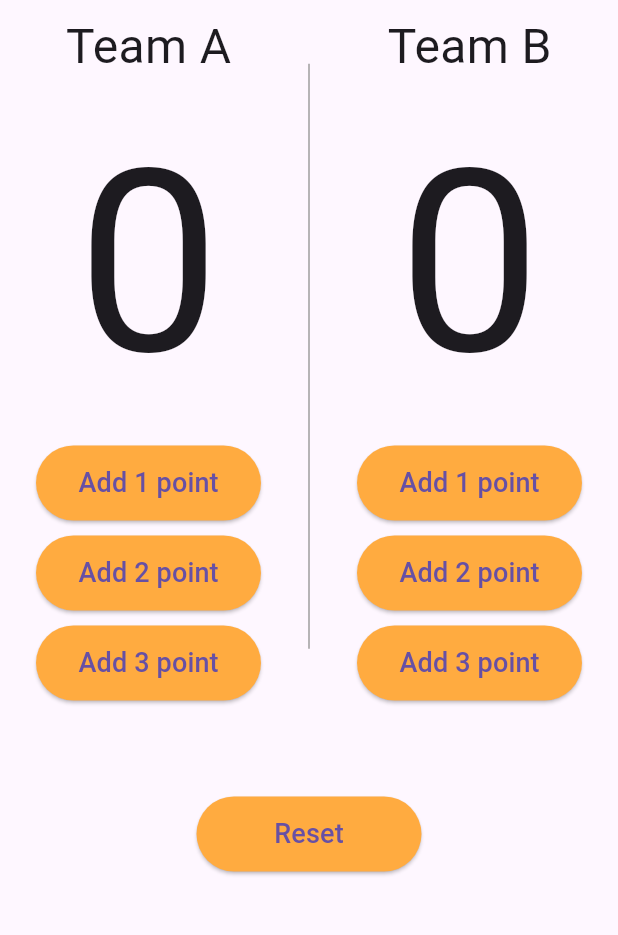
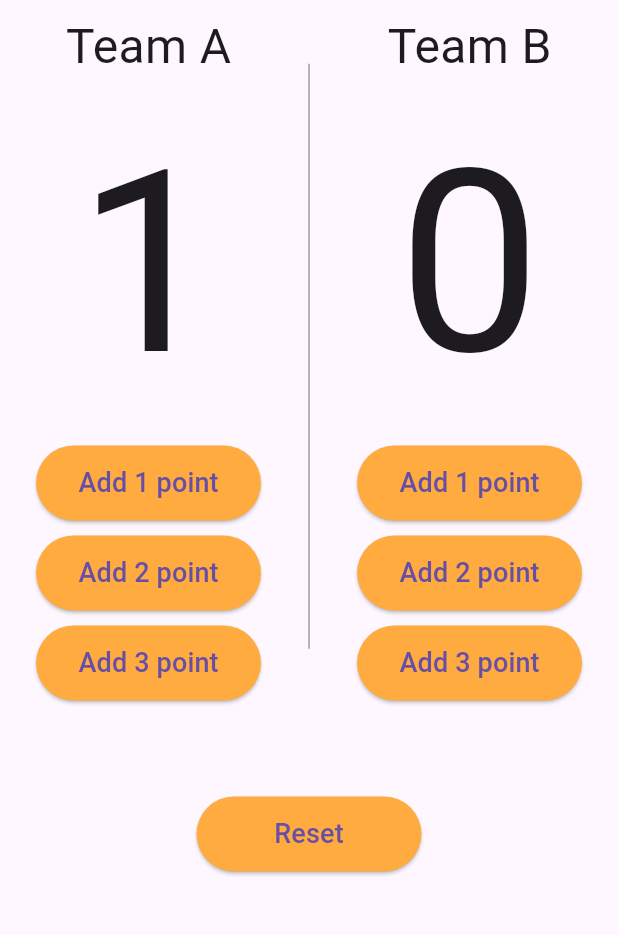
Before and after one commit to m7mdragab74/points_counter, a Flutter app: the screen it shows after launch, after a tap on "Add 1 point", on a phone screen of 412 x 824 dp, the part 84-1019 px from its top. Run offline on Flutter 3.47's test engine with Material 3 defaults, Android fonts, the phone set to English and light mode, and no system bars; our stand-ins replace flutter_bloc.

```diff
--- a/lib/cubit/counter_cubit.dart
+++ b/lib/cubit/counter_cubit.dart
@@ -2,7 +2,7 @@ import 'package:flutter_bloc/flutter_bloc.dart';
 import 'package:points_counter/cubit/counter_state.dart';
 
 class CounterCubit extends Cubit<CounterState> {
-  CounterCubit() : super(CounterInitial());
+  CounterCubit() : super(CounterAIncrementState());
   int teamAPoints = 0;
 
   int teamBPoints = 0;
@@ -11,9 +11,13 @@ class CounterCubit extends Cubit<CounterState> {
     if (team == 'A') {
       teamAPoints += bottomNumber;
       emit(CounterAIncrementState());
-    } else {
+    } else if (team == 'B') {
       teamBPoints += bottomNumber;
       emit(CounterBIncrementState());
+    } else {
+      teamAPoints = 0;
+      teamBPoints = 0;
+      emit(CounterResetState());
     }
   }
 }
--- a/lib/cubit/counter_state.dart
+++ b/lib/cubit/counter_state.dart
@@ -1,7 +1,7 @@
 abstract class CounterState {}
-
-class CounterInitial extends CounterState {}
 
 class CounterAIncrementState extends CounterState {}
 
 class CounterBIncrementState extends CounterState {}
+
+class CounterResetState extends CounterState {}
--- a/lib/views/counter.dart
+++ b/lib/views/counter.dart
@@ -6,20 +6,12 @@ import 'package:points_counter/widget/custom_add_point_bottom.dart';
 import 'package:points_counter/widget/head_text.dart';
 
 class CounterView extends StatelessWidget {
-  CounterView({super.key});
-  int teamAPoints = 0;
-  int teamBPoints = 0;
+  const CounterView({super.key});
 
   @override
   Widget build(BuildContext context) {
     return BlocConsumer<CounterCubit, CounterState>(
-      listener: (context, state) {
-        if (state is CounterAIncrementState) {
-          teamAPoints = BlocProvider.of<CounterCubit>(context).teamAPoints;
-        } else {
-          teamBPoints = BlocProvider.of<CounterCubit>(context).teamBPoints;
-        }
-      },
+      listener: (context, state) {},
       builder: (context, state) {
         return Scaffold(
           appBar: AppBar(
@@ -43,28 +35,37 @@ class CounterView extends StatelessWidget {
                         title: 'Team A',
                       ),
                       Text(
-                        '$teamAPoints',
-                        style: TextStyle(
+                        '${BlocProvider.of<CounterCubit>(context).teamAPoints}',
+                        style: const TextStyle(
                           fontSize: 170,
                         ),
                       ),
                       CustomAddPointBottom(
                         title: 'Add 1 point',
-                        onPressed: () {},
+                        onPressed: () {
+                          BlocProvider.of<CounterCubit>(context)
+                              .teamIncrement(team: 'A', bottomNumber: 1);
+                        },
                       ),
                       const SizedBox(
                         height: 10,
                       ),
                       CustomAddPointBottom(
                         title: 'Add 2 point',
-                        onPressed: () {},
+                        onPressed: () {
+                          BlocProvider.of<CounterCubit>(context)
+                              .teamIncrement(team: 'A', bottomNumber: 2);
+                        },
                       ),
                       const SizedBox(
                         height: 10,
                       ),
                       CustomAddPointBottom(
                         title: 'Add 3 point',
-                        onPressed: () {},
+                        onPressed: () {
+                          BlocProvider.of<CounterCubit>(context)
+                              .teamIncrement(team: 'A', bottomNumber: 3);
+                        },
                       ),
                     ],
                   ),
@@ -85,28 +86,37 @@ class CounterView extends StatelessWidget {
                         title: 'Team B',
                       ),
                       Text(
-                        '$teamBPoints',
-                        style: TextStyle(
+                        '${BlocProvider.of<CounterCubit>(context).teamBPoints}',
+                        style: const TextStyle(
                           fontSize: 170,
                         ),
                       ),
                       CustomAddPointBottom(
                         title: 'Add 1 point',
-                        onPressed: () {},
+                        onPressed: () {
+                          BlocProvider.of<CounterCubit>(context)
+                              .teamIncrement(team: 'B', bottomNumber: 1);
+                        },
                       ),
                       const SizedBox(
                         height: 10,
                       ),
                       CustomAddPointBottom(
                         title: 'Add 2 point',
-                        onPressed: () {},
+                        onPressed: () {
+                          BlocProvider.of<CounterCubit>(context)
+                              .teamIncrement(team: 'B', bottomNumber: 2);
+                        },
                       ),
                       const SizedBox(
                         height: 10,
                       ),
                       CustomAddPointBottom(
                         title: 'Add 3 point',
-                        onPressed: () {},
+                        onPressed: () {
+                          BlocProvider.of<CounterCubit>(context)
+                              .teamIncrement(team: 'B', bottomNumber: 3);
+                        },
                       ),
                     ],
                   ),
@@ -117,7 +127,10 @@ class CounterView extends StatelessWidget {
               ),
               CustomAddPointBottom(
                 title: 'Reset',
-                onPressed: () {},
+                onPressed: () {
+                  BlocProvider.of<CounterCubit>(context)
+                      .teamIncrement(team: 'R', bottomNumber: 0);
+                },
               ),
             ],
           ),
```
